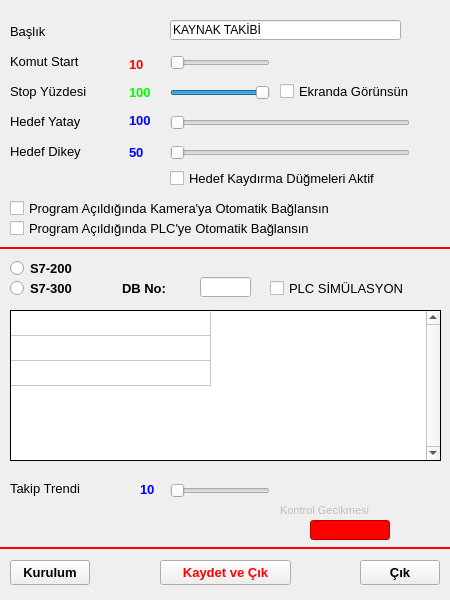
alikanarya/JTW, file settingsform.ui: the form before one commit.
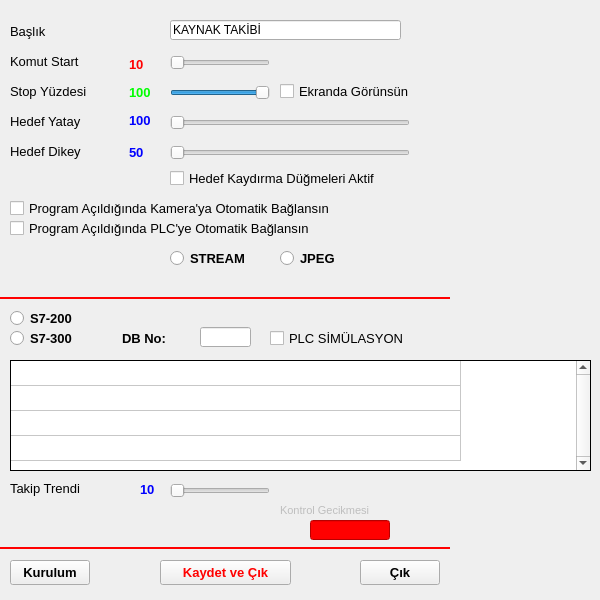
The form after the commit. Icons and pictures are not drawn.

The edit to the form file:
```diff
--- a/settingsform.ui
+++ b/settingsform.ui
@@ -9,7 +9,7 @@
    <rect>
     <x>0</x>
     <y>0</y>
-    <width>450</width>
+    <width>600</width>
     <height>600</height>
    </rect>
   </property>
@@ -21,13 +21,13 @@
   </property>
   <property name="minimumSize">
    <size>
-    <width>450</width>
+    <width>600</width>
     <height>600</height>
    </size>
   </property>
   <property name="maximumSize">
    <size>
-    <width>450</width>
+    <width>600</width>
     <height>600</height>
    </size>
   </property>
@@ -189,9 +189,9 @@
    <property name="geometry">
     <rect>
      <x>10</x>
-     <y>310</y>
-     <width>431</width>
-     <height>151</height>
+     <y>360</y>
+     <width>581</width>
+     <height>111</height>
     </rect>
    </property>
    <property name="frameShape">
@@ -219,7 +219,7 @@
     <bool>true</bool>
    </property>
    <property name="rowCount">
-    <number>3</number>
+    <number>4</number>
    </property>
    <property name="columnCount">
     <number>1</number>
@@ -228,13 +228,13 @@
     <bool>false</bool>
    </attribute>
    <attribute name="horizontalHeaderDefaultSectionSize">
-    <number>200</number>
+    <number>450</number>
    </attribute>
    <attribute name="horizontalHeaderHighlightSections">
     <bool>true</bool>
    </attribute>
    <attribute name="horizontalHeaderMinimumSectionSize">
-    <number>200</number>
+    <number>450</number>
    </attribute>
    <attribute name="verticalHeaderVisible">
     <bool>false</bool>
@@ -253,7 +253,7 @@
    </attribute>
    <row>
     <property name="text">
-     <string>Kamera IP Adresi</string>
+     <string>Kamera JPEG</string>
     </property>
     <property name="font">
      <font>
@@ -270,6 +270,19 @@
      </color>
     </property>
    </row>
+   <row>
+    <property name="text">
+     <string>Kamera Stream</string>
+    </property>
+    <property name="font">
+     <font>
+      <family>MS Shell Dlg 2</family>
+      <pointsize>8</pointsize>
+      <weight>75</weight>
+      <bold>true</bold>
+     </font>
+    </property>
+   </row>
    <row>
     <property name="text">
      <string>PLC IP Adresi</string>
@@ -463,7 +476,7 @@
    <property name="geometry">
     <rect>
      <x>0</x>
-     <y>240</y>
+     <y>290</y>
      <width>450</width>
      <height>16</height>
     </rect>
@@ -485,7 +498,7 @@
    <property name="geometry">
     <rect>
      <x>10</x>
-     <y>260</y>
+     <y>310</y>
      <width>82</width>
      <height>17</height>
     </rect>
@@ -509,7 +522,7 @@
    <property name="geometry">
     <rect>
      <x>10</x>
-     <y>280</y>
+     <y>330</y>
      <width>82</width>
      <height>17</height>
     </rect>
@@ -533,7 +546,7 @@
    <property name="geometry">
     <rect>
      <x>122</x>
-     <y>280</y>
+     <y>330</y>
      <width>61</width>
      <height>16</height>
     </rect>
@@ -554,7 +567,7 @@
    <property name="geometry">
     <rect>
      <x>200</x>
-     <y>277</y>
+     <y>327</y>
      <width>51</width>
      <height>20</height>
     </rect>
@@ -923,7 +936,7 @@
    <property name="geometry">
     <rect>
      <x>270</x>
-     <y>280</y>
+     <y>330</y>
      <width>171</width>
      <height>17</height>
     </rect>
@@ -961,6 +974,54 @@
     <string>Hedef Kaydırma Düğmeleri Aktif</string>
    </property>
   </widget>
+  <widget class="QRadioButton" name="radioCamJpeg">
+   <property name="geometry">
+    <rect>
+     <x>280</x>
+     <y>250</y>
+     <width>82</width>
+     <height>17</height>
+    </rect>
+   </property>
+   <property name="font">
+    <font>
+     <family>Arial</family>
+     <pointsize>10</pointsize>
+     <weight>75</weight>
+     <bold>true</bold>
+    </font>
+   </property>
+   <property name="text">
+    <string>JPEG</string>
+   </property>
+   <attribute name="buttonGroup">
+    <string notr="true">camStreamGroup</string>
+   </attribute>
+  </widget>
+  <widget class="QRadioButton" name="radioCamStream">
+   <property name="geometry">
+    <rect>
+     <x>170</x>
+     <y>250</y>
+     <width>111</width>
+     <height>17</height>
+    </rect>
+   </property>
+   <property name="font">
+    <font>
+     <family>Arial</family>
+     <pointsize>10</pointsize>
+     <weight>75</weight>
+     <bold>true</bold>
+    </font>
+   </property>
+   <property name="text">
+    <string>STREAM</string>
+   </property>
+   <attribute name="buttonGroup">
+    <string notr="true">camStreamGroup</string>
+   </attribute>
+  </widget>
  </widget>
  <resources>
   <include location="icons.qrc"/>
```
Left out of the diff: 42 changed lines with no effect on the pictures.
